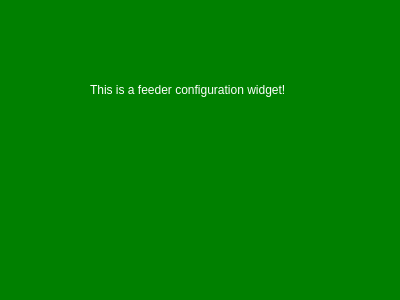
This is modbus-application/feedercontrol.ui in Wolkabout/offset-printing-machine-simulator-application as Qt 5 draws it before an edit. The edited form follows.
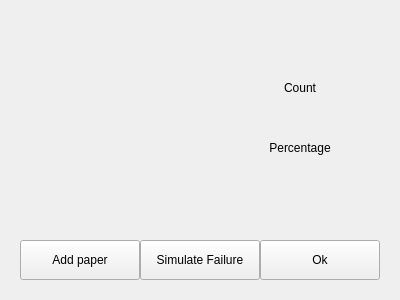
This is the edited form. Icons and pictures are not drawn.

Commit message: Feeder control

Patch:
```diff
--- a/modbus-application/feedercontrol.ui
+++ b/modbus-application/feedercontrol.ui
@@ -31,20 +31,148 @@
   <property name="windowTitle">
    <string>Feeder</string>
   </property>
+  <property name="autoFillBackground">
+   <bool>true</bool>
+  </property>
   <property name="styleSheet">
-   <string notr="true">background-color: green; color: white;</string>
+   <string notr="true"/>
   </property>
   <widget class="QLabel" name="label">
    <property name="geometry">
     <rect>
-     <x>90</x>
+     <x>20</x>
+     <y>20</y>
+     <width>360</width>
+     <height>40</height>
+    </rect>
+   </property>
+   <property name="text">
+    <string/>
+   </property>
+   <property name="alignment">
+    <set>Qt::AlignCenter</set>
+   </property>
+  </widget>
+  <widget class="QLabel" name="image">
+   <property name="geometry">
+    <rect>
+     <x>20</x>
+     <y>60</y>
+     <width>180</width>
+     <height>180</height>
+    </rect>
+   </property>
+   <property name="text">
+    <string/>
+   </property>
+   <property name="pixmap">
+    <pixmap resource="animations.qrc">:/Animations/Resources/FeederAnimation1.gif</pixmap>
+   </property>
+   <property name="alignment">
+    <set>Qt::AlignCenter</set>
+   </property>
+  </widget>
+  <widget class="QLabel" name="countTitle">
+   <property name="geometry">
+    <rect>
+     <x>250</x>
      <y>80</y>
-     <width>231</width>
-     <height>20</height>
+     <width>100</width>
+     <height>15</height>
     </rect>
    </property>
    <property name="text">
-    <string>This is a feeder configuration widget!</string>
+    <string>Count</string>
+   </property>
+   <property name="alignment">
+    <set>Qt::AlignCenter</set>
+   </property>
+  </widget>
+  <widget class="QLabel" name="percentageTitle">
+   <property name="geometry">
+    <rect>
+     <x>250</x>
+     <y>140</y>
+     <width>100</width>
+     <height>15</height>
+    </rect>
+   </property>
+   <property name="text">
+    <string>Percentage</string>
+   </property>
+   <property name="alignment">
+    <set>Qt::AlignCenter</set>
+   </property>
+  </widget>
+  <widget class="QLabel" name="count">
+   <property name="geometry">
+    <rect>
+     <x>250</x>
+     <y>100</y>
+     <width>100</width>
+     <height>30</height>
+    </rect>
+   </property>
+   <property name="text">
+    <string/>
+   </property>
+   <property name="alignment">
+    <set>Qt::AlignCenter</set>
+   </property>
+  </widget>
+  <widget class="QLabel" name="percentage">
+   <property name="geometry">
+    <rect>
+     <x>250</x>
+     <y>160</y>
+     <width>100</width>
+     <height>30</height>
+    </rect>
+   </property>
+   <property name="text">
+    <string/>
+   </property>
+   <property name="alignment">
+    <set>Qt::AlignCenter</set>
+   </property>
+  </widget>
+  <widget class="QPushButton" name="ok">
+   <property name="geometry">
+    <rect>
+     <x>260</x>
+     <y>240</y>
+     <width>120</width>
+     <height>40</height>
+    </rect>
+   </property>
+   <property name="text">
+    <string>Ok</string>
+   </property>
+  </widget>
+  <widget class="QPushButton" name="edit">
+   <property name="geometry">
+    <rect>
+     <x>20</x>
+     <y>240</y>
+     <width>120</width>
+     <height>40</height>
+    </rect>
+   </property>
+   <property name="text">
+    <string>Add paper</string>
+   </property>
+  </widget>
+  <widget class="QPushButton" name="failure">
+   <property name="geometry">
+    <rect>
+     <x>140</x>
+     <y>240</y>
+     <width>120</width>
+     <height>40</height>
+    </rect>
+   </property>
+   <property name="text">
+    <string>Simulate Failure</string>
    </property>
   </widget>
  </widget>
```
Left out of the diff: 6 changed lines with no effect on the pictures. The commit also changes 4 other files.
